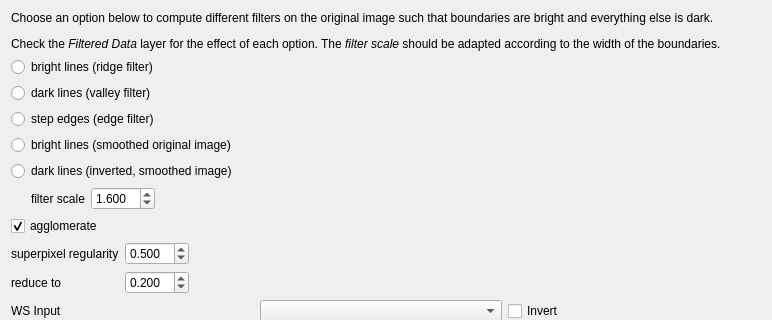
ilastik/ilastik, file ilastik/workflows/carving/preprocessingDrawer.ui: the form before one commit; both pictures show x 0 to 772 and y 0 to 320 of the 772 by 668 pixel window.
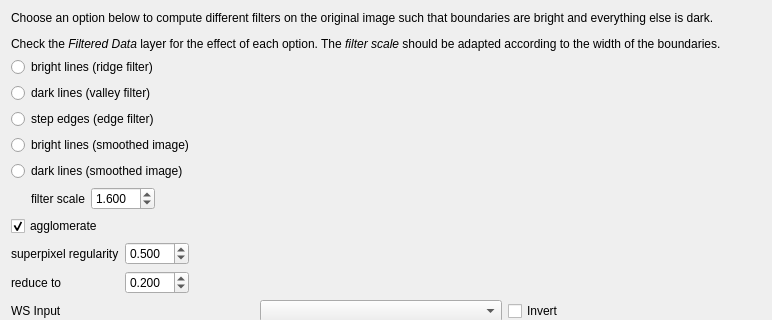
The form after the commit. Icons and pictures are not drawn.

Commit message: Update filter names

What changed in the file:
```diff
--- a/ilastik/workflows/carving/preprocessingDrawer.ui
+++ b/ilastik/workflows/carving/preprocessingDrawer.ui
@@ -86,7 +86,7 @@
         <string>&lt;html&gt;&lt;head/&gt;&lt;body&gt;&lt;p&gt;This setting assumes that boundaries in the original image are &lt;span style=&quot; font-weight:600;&quot;&gt;bright lines&lt;/span&gt; separating &lt;span style=&quot; font-weight:600;&quot;&gt;dark background&lt;/span&gt;.&lt;/p&gt;&lt;/body&gt;&lt;/html&gt;</string>
        </property>
        <property name="text">
-        <string>bright lines (smoothed original image)</string>
+        <string>bright lines (smoothed image)</string>
        </property>
       </widget>
      </item>
@@ -96,7 +96,7 @@
         <string>&lt;html&gt;&lt;head/&gt;&lt;body&gt;&lt;p&gt;This setting assumes that boundaries in the original image are &lt;span style=&quot; font-weight:600;&quot;&gt;dark lines&lt;/span&gt; separating &lt;span style=&quot; font-weight:600;&quot;&gt;bright background&lt;/span&gt;.&lt;/p&gt;&lt;/body&gt;&lt;/html&gt;</string>
        </property>
        <property name="text">
-        <string>dark lines (inverted, smoothed image)</string>
+        <string>dark lines (smoothed image)</string>
        </property>
       </widget>
      </item>
```
